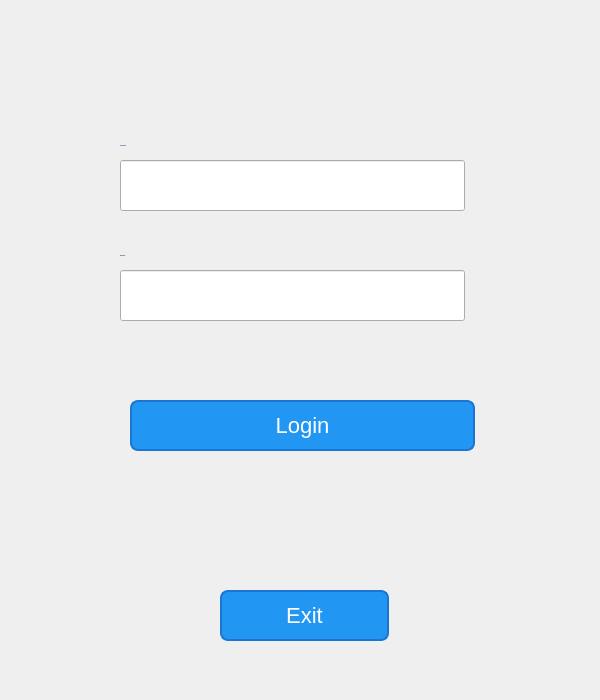
The window that Customer Relationship Management/ui folders/login.ui (Harriery/my-python-projects) describes before a commit, drawn with Qt 5.
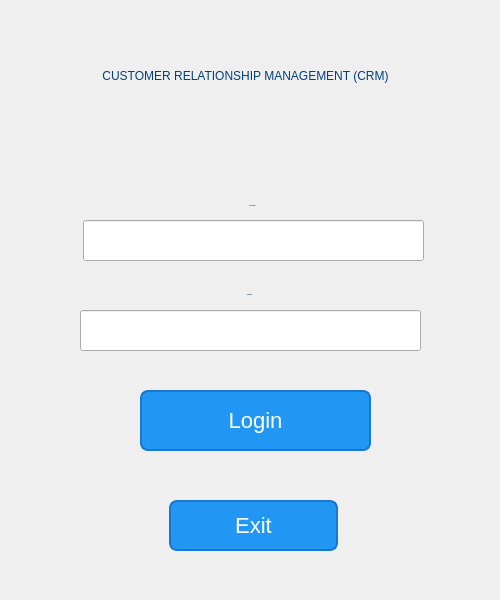
The same window after the commit. Icons and pictures are not drawn.

```diff
--- a/Customer Relationship Management/ui folders/login.ui
+++ b/Customer Relationship Management/ui folders/login.ui
@@ -6,20 +6,20 @@
    <rect>
     <x>0</x>
     <y>0</y>
-    <width>600</width>
-    <height>700</height>
+    <width>500</width>
+    <height>600</height>
    </rect>
   </property>
   <property name="minimumSize">
    <size>
-    <width>600</width>
-    <height>700</height>
+    <width>500</width>
+    <height>600</height>
    </size>
   </property>
   <property name="maximumSize">
    <size>
-    <width>600</width>
-    <height>700</height>
+    <width>500</width>
+    <height>600</height>
    </size>
   </property>
   <property name="windowTitle">
@@ -58,10 +58,10 @@
   <widget class="QPushButton" name="pushButton_login">
    <property name="geometry">
     <rect>
-     <x>130</x>
-     <y>400</y>
-     <width>345</width>
-     <height>51</height>
+     <x>140</x>
+     <y>390</y>
+     <width>231</width>
+     <height>61</height>
     </rect>
    </property>
    <property name="sizePolicy">
@@ -82,8 +82,8 @@
   <widget class="QPushButton" name="pushButton_cikis">
    <property name="geometry">
     <rect>
-     <x>220</x>
-     <y>590</y>
+     <x>169</x>
+     <y>500</y>
      <width>169</width>
      <height>51</height>
     </rect>
@@ -104,8 +104,8 @@
   <widget class="QLabel" name="label_2">
    <property name="geometry">
     <rect>
-     <x>120</x>
-     <y>240</y>
+     <x>77</x>
+     <y>279</y>
      <width>345</width>
      <height>31</height>
     </rect>
@@ -133,12 +133,15 @@
    <property name="text">
     <string>Password</string>
    </property>
+   <property name="alignment">
+    <set>Qt::AlignCenter</set>
+   </property>
   </widget>
   <widget class="QLabel" name="label">
    <property name="geometry">
     <rect>
-     <x>120</x>
-     <y>130</y>
+     <x>80</x>
+     <y>190</y>
      <width>345</width>
      <height>31</height>
     </rect>
@@ -166,14 +169,17 @@
    <property name="text">
     <string>User Name</string>
    </property>
+   <property name="alignment">
+    <set>Qt::AlignCenter</set>
+   </property>
   </widget>
   <widget class="QLineEdit" name="lineEdit_userName">
    <property name="geometry">
     <rect>
-     <x>120</x>
-     <y>160</y>
-     <width>345</width>
-     <height>51</height>
+     <x>83</x>
+     <y>220</y>
+     <width>341</width>
+     <height>41</height>
     </rect>
    </property>
    <property name="sizePolicy">
@@ -182,17 +188,25 @@
      <verstretch>0</verstretch>
     </sizepolicy>
    </property>
+   <property name="font">
+    <font>
+     <pointsize>12</pointsize>
+    </font>
+   </property>
    <property name="styleSheet">
-    <string notr="true">border-color: qlineargradient(spread:pad, x1:0, y1:0, x2:1, y2:0, stop:0 rgba(0, 0, 0, 255), stop:1 rgba(255, 255, 255, 255));</string>
+    <string notr="true">color: black;</string>
+   </property>
+   <property name="text">
+    <string/>
    </property>
   </widget>
   <widget class="QLineEdit" name="lineEdit_password">
    <property name="geometry">
     <rect>
-     <x>120</x>
-     <y>270</y>
-     <width>345</width>
-     <height>51</height>
+     <x>80</x>
+     <y>310</y>
+     <width>341</width>
+     <height>41</height>
     </rect>
    </property>
    <property name="sizePolicy">
@@ -201,32 +215,40 @@
      <verstretch>0</verstretch>
     </sizepolicy>
    </property>
+   <property name="styleSheet">
+    <string notr="true">color: black;</string>
+   </property>
    <property name="echoMode">
     <enum>QLineEdit::Password</enum>
    </property>
   </widget>
-  <widget class="QLabel" name="login_error_label">
-   <property name="enabled">
-    <bool>false</bool>
-   </property>
+  <widget class="QLabel" name="label_3">
    <property name="geometry">
     <rect>
-     <x>180</x>
-     <y>480</y>
-     <width>231</width>
-     <height>51</height>
+     <x>-10</x>
+     <y>0</y>
+     <width>511</width>
+     <height>151</height>
     </rect>
    </property>
    <property name="styleSheet">
-    <string notr="true">QLabel {
-    background-color: transparent;
-    border: none;
-    color: transparent;
-}
-</string>
+    <string notr="true">QWidget {
+    font: bold 22px &quot;Verdana&quot;;
+    color: #004080;
+background: qlineargradient(spread:pad, x1:0, y1:0, x2:1, y2:1, 
+stop:0 #C2D9F0, stop:1 #85B1CF);
+    text-shadow: 2px 2px 3px #996600;
+    border-radius: 10px;
+}</string>
    </property>
    <property name="text">
-    <string>Invalid entry, please try again.</string>
+    <string>CUSTOMER RELATIONSHIP MANAGEMENT (CRM)</string>
+   </property>
+   <property name="alignment">
+    <set>Qt::AlignCenter</set>
+   </property>
+   <property name="wordWrap">
+    <bool>true</bool>
    </property>
   </widget>
  </widget>
```
Left out of the diff: 4 changed lines with no effect on the pictures.
